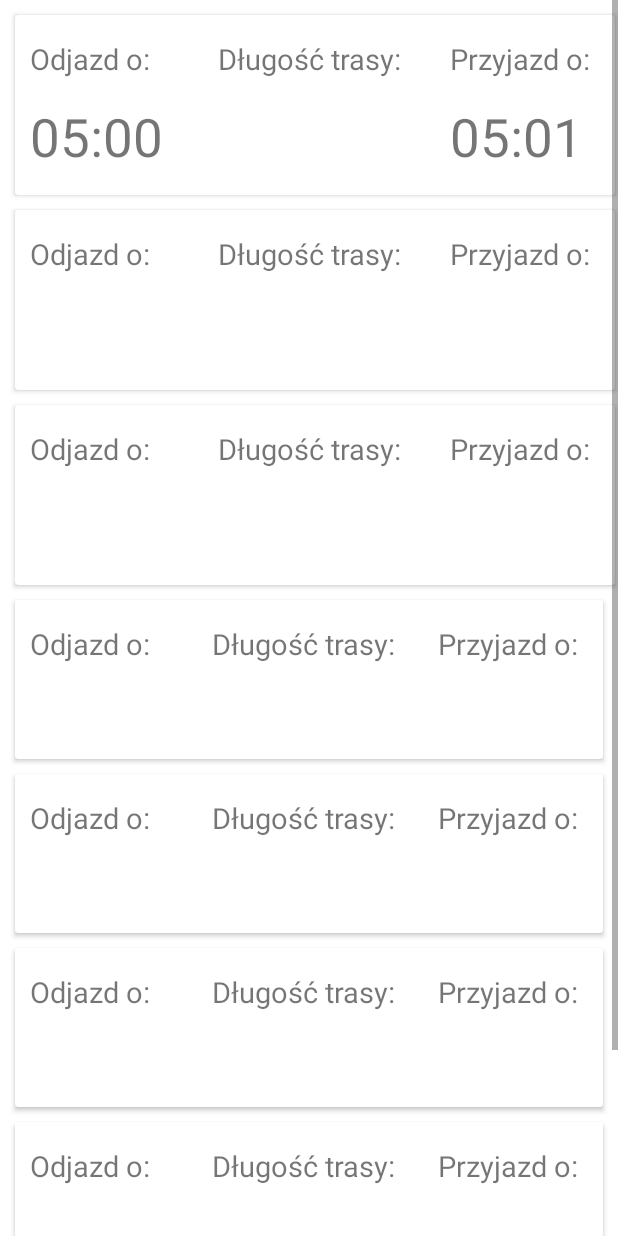
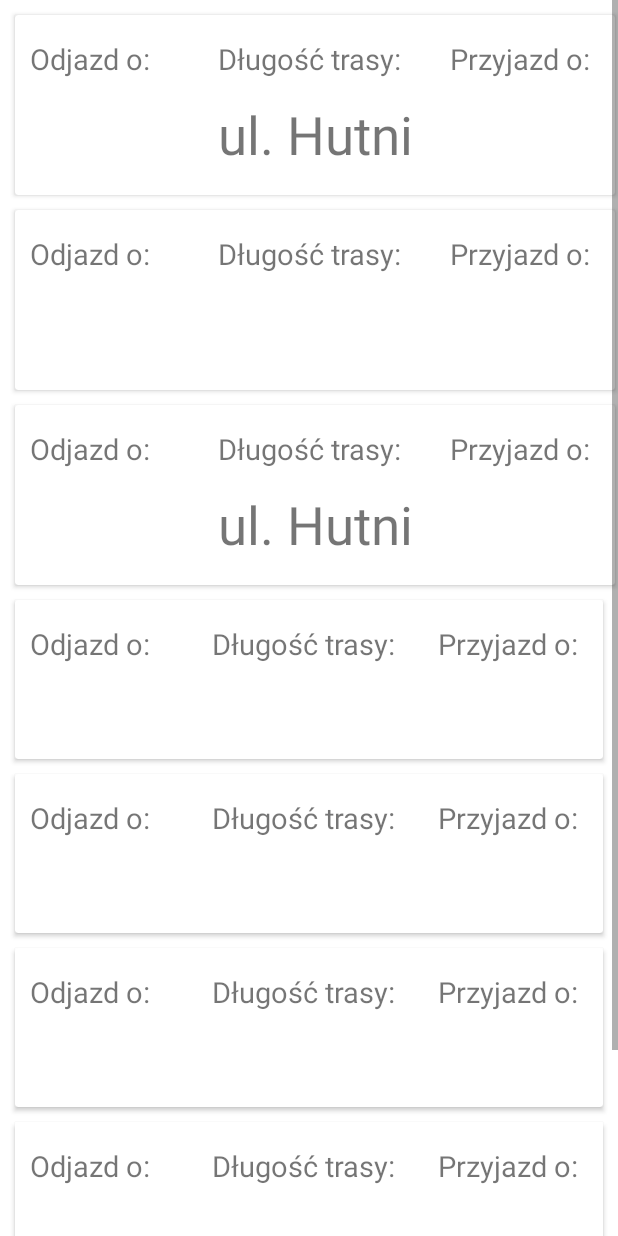
Before and after one commit to 7onyy/prject, an Android app: the screen it shows after launch (ListOfBus), after a tap on "Check", on a phone screen of 412 x 824 dp. Run offline under Robolectric (Android 15) with nearby library versions, the phone set to English and light mode, and no system bars; 2 statements that could not run were skipped.

Commit message:
07 06 2023

```diff
--- a/app/src/main/java/com/example/mpklubartow/ListOfBus.java
+++ b/app/src/main/java/com/example/mpklubartow/ListOfBus.java
@@ -48,25 +48,25 @@ public class ListOfBus extends AppCompatActivity {
         fromTime=findViewById(R.id.departueTime);
         toTime=findViewById(R.id.arrivalTime);
         time=findViewById(R.id.timeValue);
-        fromTime2=findViewById(R.id.departue2);
+        fromTime2=findViewById(R.id.departueTime2);
         toTime2=findViewById(R.id.arrivalTime2);
         time2=findViewById(R.id.timeValue2);
-        fromTime3=findViewById(R.id.departue3);
+        fromTime3=findViewById(R.id.departueTime3);
         toTime3=findViewById(R.id.arrivalTime3);
         time3=findViewById(R.id.timeValue3);
-        fromTime4=findViewById(R.id.departue4);
+        fromTime4=findViewById(R.id.departueTime4);
         toTime4=findViewById(R.id.arrivalTime4);
         time4=findViewById(R.id.timeValue4);
-        fromTime5=findViewById(R.id.departue5);
+        fromTime5=findViewById(R.id.departueTime5);
         toTime5=findViewById(R.id.arrivalTime5);
         time5=findViewById(R.id.timeValue5);
-        fromTime6=findViewById(R.id.departue6);
+        fromTime6=findViewById(R.id.departueTime6);
         toTime6=findViewById(R.id.arrivalTime6);
         time6=findViewById(R.id.timeValue6);
-        fromTime7=findViewById(R.id.departue7);
+        fromTime7=findViewById(R.id.departueTime7);
         toTime7=findViewById(R.id.arrivalTime7);
         time7=findViewById(R.id.timeValue7);
-        fromTime8=findViewById(R.id.departue8);
+        fromTime8=findViewById(R.id.departueTime8);
         toTime8=findViewById(R.id.arrivalTime8);
         time8=findViewById(R.id.timeValue8);
     }
@@ -82,12 +82,24 @@ public class ListOfBus extends AppCompatActivity {
         //String to = extras.getString("to");
         //int from_p = extras.getInt("from_p");
         //int to_p = extras.getInt("to_p");
-        String from = "ul. Hutnicza";
-        String to = "ul. Kolejowa / DW PKP";
-        int from_p = 1;
-        int to_p = 2;
+
+        String from = getIntent().getStringExtra("from");
+        String to = getIntent().getStringExtra("to");
+        int from_p = getIntent().getIntExtra("from_p", 1);
+        int to_p = getIntent().getIntExtra("to_p", 2);
+
+//        String from = "ul. Hutnicza";
+//        String to = "ul. Nowodworska";
+//        int from_p = 1;
+//        int to_p = 2;
 
         createViews();
+
+        time.setText(from);
+        time2.setText(from_p);
+        time3.setText(to);
+        time4.setText(to_p);
+
 
         //listOfBus=findViewById(R.id.recycleView);
         //listOfBus.setLayoutManager(new LinearLayoutManager(ListOfBus.this));
@@ -99,123 +111,127 @@ public class ListOfBus extends AppCompatActivity {
         SQLiteDatabase db = dbHelper.getReadableDatabase();
 
 
-        if (from_p<to_p){
-            for (int i = 1; i <= 8; i++) {
-                //SQL zapytanie
-                String query1= "select time"+i+" from stops_f where busStop='"+from+"';";
-                String query2= "select time"+i+" from stops_f where busStop='"+to+"';";
-                String query3= "select julianday('select time"+i+" from stops_f where busStop="+from+"') - " +
-                        "julianday('select time"+i+" from stops_f where busStop="+to+"')";
+//        if (from_p<to_p){
+//            for (int i = 1; i <= 8; i++) {
+//                //SQL zapytanie
+//                String query1= "select time"+i+" from stops_f where busStop='"+from+"';";
+//                String query2= "select time"+i+" from stops_f where busStop='"+to+"';";
+//                String query3= "select (select time"+i+" from stops_f where busStop='"+to+"') - " +
+//                        "(select time"+i+" from stops_f where busStop='"+from+"');";
+//
+//                // Wykonujemy zapytanie do bazy danych
+//                Cursor cursor1 = db.rawQuery(query1, null);
+//                Cursor cursor2 = db.rawQuery(query2, null);
+//                Cursor cursor3 = db.rawQuery(query3, null);
+//
+//                // Pobieramy wartość z kolumny do listy
+//                if (cursor1.moveToFirst()) {
+//                    txtFrom.add(cursor1.getString(0));
+//                }
+//
+//                if (cursor2.moveToFirst()) {
+//                    txtTo.add(cursor2.getString(0));
+//                }
+//
+//                if (cursor3.moveToFirst()) {
+//                    txtTime.add(cursor3.getString(0));
+//                }
+//
+//                // Uwolnij zasoby kursorów
+//                cursor1.close();
+//                cursor2.close();
+//                cursor3.close();
+//
+//                /*String sql = "select time"+i+" from STOPS where busStop='"+from+"';";
+//                txtFrom = String.valueOf(statement.execute(sql));
+//                fromTime.setText(txtFrom);
+//
+//                String sql2 = "select time"+i+" from STOPS where busStop='"+to+"';";
+//                txtTo = String.valueOf(statement.execute(sql2));
+//                toTime.setText(txtTo);
+//
+//                String sql3 = "select DATEDIFF( MINUTE , (select time"+i+" from STOPS where busStop='"+from+"'), (select time"+i+" from STOPS where busStop='"+to+"'))";
+//                txtTime = String.valueOf(statement.execute(sql3));
+//                time.setText(txtTime);*/
+//        }}else if(to_p<from_p){
+//            for (int i = 1; i <= 8; i++) {
+//                //SQL zapytanie
+//                String query1= "select time"+i+" from stops_s where busStop='"+from+"';";
+//                String query2= "select time"+i+" from stops_s where busStop='"+to+"';";
+//                String query3= "";
+//
+//                // Wykonujemy zapytanie do bazy danych
+//                Cursor cursor1 = db.rawQuery(query1, null);
+//                Cursor cursor2 = db.rawQuery(query2, null);
+//                Cursor cursor3 = db.rawQuery(query3, null);
+//
+//                // Pobieramy wartość z kolumny
+//                if (cursor1.moveToFirst()) {
+//                    txtFrom.add(cursor1.getString(0));
+//                }
+//
+//                if (cursor2.moveToFirst()) {
+//                    txtTo.add(cursor2.getString(0));
+//                }
+//
+//                if (cursor3.moveToFirst()) {
+//                    txtTime.add(cursor3.getString(0));
+//                }
+//
+//                // Uwolnij zasoby kursorów
+//                cursor1.close();
+//                cursor2.close();
+//                cursor3.close();
+//
+//                /*String sql = "select time"+i+" from STOPS_2 where busStop='"+from+"';";
+//                txtFrom = String.valueOf(statement.execute(sql));
+//                fromTime.setText(txtFrom);
+//
+//                String sql2 = "select time"+i+" from STOPS_2 where busStop='"+to+"';";
+//                txtTo = String.valueOf(statement.execute(sql2));
+//                toTime.setText(txtTo);
+//
+//                String sql3 = "select DATEDIFF( MINUTE , (select time"+i+" from STOPS_2 where busStop='"+from+"'), (select time"+i+" from STOPS_2 where busStop='"+to+"'))";
+//                txtTime = String.valueOf(statement.execute(sql3));
+//                time.setText(txtTime);*/
+//            }
+//        }
+//
+//        fromTime.setText(txtFrom.get(0));
+//        toTime.setText(txtTo.get(0));
+//        time.setText(txtTime.get(0));
+//        fromTime2.setText(txtFrom.get(1));
+//        toTime2.setText(txtTo.get(1));
+//        time2.setText(txtTime.get(1));
+//        fromTime3.setText(txtFrom.get(2));
+//        toTime3.setText(txtTo.get(2));
+//        time3.setText(txtTime.get(2));
+//        fromTime4.setText(txtFrom.get(3));
+//        toTime4.setText(txtTo.get(3));
+//        time4.setText(txtTime.get(3));
+//        fromTime5.setText(txtFrom.get(4));
+//        toTime5.setText(txtTo.get(4));
+//        time5.setText(txtTime.get(4));
+//        fromTime6.setText(txtFrom.get(5));
+//        toTime6.setText(txtTo.get(5));
+//        time6.setText(txtTime.get(5));
+//        fromTime7.setText(txtFrom.get(6));
+//        toTime7.setText(txtTo.get(6));
+//        time7.setText(txtTime.get(6));
+//        fromTime8.setText(txtFrom.get(7));
+//        toTime8.setText(txtTo.get(7));
+//        time8.setText(txtTime.get(7));
 
-                // Wykonujemy zapytanie do bazy danych
-                Cursor cursor1 = db.rawQuery(query1, null);
-                Cursor cursor2 = db.rawQuery(query2, null);
-                Cursor cursor3 = db.rawQuery(query3, null);
-
-                // Pobieramy wartość z kolumny do listy
-                if (cursor1.moveToFirst()) {
-                    txtFrom.add(cursor1.getString(0));
-                }
-
-                if (cursor2.moveToFirst()) {
-                    txtTo.add(cursor2.getString(0));
-                }
-
-                if (cursor3.moveToFirst()) {
-                    txtTime.add(cursor3.getString(0));
-                }
-
-                // Uwolnij zasoby kursorów
-                cursor1.close();
-                cursor2.close();
-                cursor3.close();
-
-                /*String sql = "select time"+i+" from STOPS where busStop='"+from+"';";
-                txtFrom = String.valueOf(statement.execute(sql));
-                fromTime.setText(txtFrom);
-
-                String sql2 = "select time"+i+" from STOPS where busStop='"+to+"';";
-                txtTo = String.valueOf(statement.execute(sql2));
-                toTime.setText(txtTo);
-
-                String sql3 = "select DATEDIFF( MINUTE , (select time"+i+" from STOPS where busStop='"+from+"'), (select time"+i+" from STOPS where busStop='"+to+"'))";
-                txtTime = String.valueOf(statement.execute(sql3));
-                time.setText(txtTime);*/
-        }}else if(to_p<from_p){
-            for (int i = 1; i <= 8; i++) {
-                //SQL zapytanie
-                String query1= "select time"+i+" from stops_s where busStop='"+from+"';";
-                String query2= "select time"+i+" from stops_s where busStop='"+to+"';";
-                String query3= "";
-
-                // Wykonujemy zapytanie do bazy danych
-                Cursor cursor1 = db.rawQuery(query1, null);
-                Cursor cursor2 = db.rawQuery(query2, null);
-                Cursor cursor3 = db.rawQuery(query3, null);
-
-                // Pobieramy wartość z kolumny
-                if (cursor1.moveToFirst()) {
-                    txtFrom.add(cursor1.getString(0));
-                }
-
-                if (cursor2.moveToFirst()) {
-                    txtTo.add(cursor2.getString(0));
-                }
-
-                if (cursor3.moveToFirst()) {
-                    txtTime.add(cursor3.getString(0));
-                }
-
-                // Uwolnij zasoby kursorów
-                cursor1.close();
-                cursor2.close();
-                cursor3.close();
-
-                /*String sql = "select time"+i+" from STOPS_2 where busStop='"+from+"';";
-                txtFrom = String.valueOf(statement.execute(sql));
-                fromTime.setText(txtFrom);
-
-                String sql2 = "select time"+i+" from STOPS_2 where busStop='"+to+"';";
-                txtTo = String.valueOf(statement.execute(sql2));
-                toTime.setText(txtTo);
-
-                String sql3 = "select DATEDIFF( MINUTE , (select time"+i+" from STOPS_2 where busStop='"+from+"'), (select time"+i+" from STOPS_2 where busStop='"+to+"'))";
-                txtTime = String.valueOf(statement.execute(sql3));
-                time.setText(txtTime);*/
-            }
-        }
         // Zamykamy bazę danych
         db.close();
-
-        fromTime.setText(txtFrom.get(0));
-        toTime.setText(txtTo.get(0));
-        time.setText(txtTime.get(0));
-        //fromTime2.setText(txtFrom.get(1));
-        //toTime2.setText(txtTo.get(1));
-        //time2.setText(txtTime.get(1));
-        //fromTime3.setText(txtFrom.get(2));
-        //toTime3.setText(txtTo.get(2));
-        //time3.setText(txtTime.get(2));
-        //fromTime4.setText(txtFrom.get(3));
-        //toTime4.setText(txtTo.get(3));
-        //time4.setText(txtTime.get(3));
-        //fromTime5.setText(txtFrom.get(4));
-        //toTime5.setText(txtTo.get(4));
-        //time5.setText(txtTime.get(4));
-        //fromTime6.setText(txtFrom.get(5));
-        //toTime6.setText(txtTo.get(5));
-        //time6.setText(txtTime.get(5));
-        //fromTime7.setText(txtFrom.get(6));
-        //toTime7.setText(txtTo.get(6));
-        //time7.setText(txtTime.get(6));
-        //fromTime8.setText(txtFrom.get(7));
-        //toTime8.setText(txtTo.get(7));
-        //time8.setText(txtTime.get(7));
-
 
 
         //connection.close();
         //adapter = new RecyclerAdapter(txtFrom, txtTime, txtTo, ListOfBus.this);
         //listOfBus.setAdapter(adapter);
     }
+
+    public void dateModifier(String data1, String data2){
+
+    }
 }
--- a/app/src/main/java/com/example/mpklubartow/MapsActivity.java
+++ b/app/src/main/java/com/example/mpklubartow/MapsActivity.java
@@ -118,6 +118,11 @@ public class MapsActivity extends FragmentActivity implements OnMapReadyCallback
                 .icon(BitmapDescriptorFactory.fromBitmap(bluebuss))));
     }
 
+    String from;
+    String to;
+    int from_p;
+    int to_p;
+
     @Override
     public void onCreate(Bundle savedInstanceState) {
         super.onCreate(savedInstanceState);
@@ -141,16 +146,11 @@ public class MapsActivity extends FragmentActivity implements OnMapReadyCallback
         spinnerFrom.setAdapter(adapterFrom);
         spinnerTo.setAdapter(adapterTo);
 
-        String[] from = new String[1];
-        String[] to = new String[1];
-        int[] from_p = new int[1];
-        int[] to_p = new int[1];
-
         spinnerFrom.setOnItemSelectedListener(new AdapterView.OnItemSelectedListener() {
             @Override
             public void onItemSelected(AdapterView<?> parent, View view, int position, long id) {
-                from[0] = parent.getItemAtPosition(position).toString();
-                from_p[0] = parent.getSelectedItemPosition();
+                from = parent.getItemAtPosition(position).toString();
+                from_p = parent.getSelectedItemPosition();
             }
 
             @Override
@@ -162,8 +162,8 @@ public class MapsActivity extends FragmentActivity implements OnMapReadyCallback
         spinnerTo.setOnItemSelectedListener(new AdapterView.OnItemSelectedListener() {
             @Override
             public void onItemSelected(AdapterView<?> parent, View view, int position, long id) {
-                to[0] = parent.getItemAtPosition(position).toString();
-                to_p[0] = parent.getSelectedItemPosition();
+                to = parent.getItemAtPosition(position).toString();
+                to_p = position;
             }
 
             @Override
@@ -172,21 +172,15 @@ public class MapsActivity extends FragmentActivity implements OnMapReadyCallback
             }
         });
 
-//        String from= spinnerFrom.getSelectedItem().toString();
-//        String to= spinnerTo.getSelectedItem().toString();
-//        int from_p= spinnerFrom.getSelectedItemPosition();
-//        int to_p= spinnerTo.getSelectedItemPosition();
-
-
         ImageButton checkButton=(ImageButton) findViewById(R.id.check);
         checkButton.setOnClickListener(new View.OnClickListener() {
             @Override
             public void onClick(View v) {
                 Intent i = new Intent(getApplicationContext(), ListOfBus.class);
-                //i.putExtra("from", from[0]);
-                //i.putExtra("to", to[0]);
-                //i.putExtra("from_p", from_p[0]);
-                //i.putExtra("to_p", to_p[0]);
+                i.putExtra("from", from);
+                i.putExtra("to", to);
+                i.putExtra("from_p", from_p);
+                i.putExtra("to_p", to_p);
                 startActivity(i);
             }
         });
@@ -198,22 +192,8 @@ public class MapsActivity extends FragmentActivity implements OnMapReadyCallback
 
         create();
 
-        spinnerFrom.setOnItemSelectedListener(new AdapterView.OnItemSelectedListener() {
-            @Override
-            public void onItemSelected(AdapterView<?> parent, View view, int position, long id) {
-                //mMap.moveCamera(CameraUpdateFactory.newLatLngZoom(, 17));
-            }
-
-            @Override
-            public void onNothingSelected(AdapterView<?> parent) {
-
-            }
-        });
-
         mMap.setMinZoomPreference(14);
         LatLng lubartow = new LatLng(51.460277162720395, 22.608118359493712);
         mMap.moveCamera(CameraUpdateFactory.newLatLng(lubartow));
-
-
     }
 }
--- a/app/src/main/java/com/example/mpklubartow/db/DatabaseHelper.java
+++ b/app/src/main/java/com/example/mpklubartow/db/DatabaseHelper.java
@@ -6,7 +6,7 @@ import android.database.sqlite.SQLiteOpenHelper;
 
 public class DatabaseHelper extends SQLiteOpenHelper {
 
-    private static final String DATABASE_NAME = "stops";
+    private static final String DATABASE_NAME = "stops_";
     private static final int DATABASE_VERSION = 1;
 
     public DatabaseHelper(Context context) {
@@ -42,20 +42,20 @@ public class DatabaseHelper extends SQLiteOpenHelper {
                 + "('ul. Lubelska / przy skrzyżowaniu z ul. Mickiewicza', '05:11', '07:06', '09:01', '10:31', '14:11', '16:16', '18:11', '19:36'), "
                 + "('ul. Partyzancka / PEC', '05:13', '07:08', '09:03', '10:33', '14:13', '16:18', '18:13', '19:38'), "
                 + "('ul. Farna / Targ', '05:14', '07:09', '09:04', '10:34', '14:14', '16:19', '18:14', '19:39'), "
-                + "('ul. Szaniawskiego', '05:16', '07:11', '09:06', '10:36', '14:16', '16:21', '18:16', null), "
-                + "('Aleje Tysiąclecia', '05:18', '07:13', '09:08', '10:38', '14:18', '16:23', '18:18', null), "
-                + "('ul. Nowodworska', '05:19', '07:14', '09:09', '10:39', '14:19', '16:24', '18:19', null), "
-                + "('ul. Lipowa III', '05:22', '07:17', '09:12', '10:42', '14:22', '16:27', '18:22', null), "
-                + "('ul. Lipowa II', '05:23', '07:18', '09:13', '10:43', '14:23', '16:28', '18:23', null), "
-                + "('ul. Lipowa I', '05:24', '07:19', '09:14', '10:44', '14:24', '16:29', '18:24', null), "
-                + "('ul. Chopina / I LO', '05:25', '07:20', '09:15', '10:45', '14:25', '16:30', '18:25', '19:43'), "
-                + "('ul. K. Jadwigi / Al. Zwycięstwa', '05:28', '07:23', '09:18', '10:48', '14:28', '16:33', '18:28', '19:46'), "
-                + "('ul. Mieszka I / ul. Leśna', '05:30', '07:25', '09:20', '10:50', '14:30', '16:35', '18:30', '19:47'), "
-                + "('Kopernika II', '05:32', '07:27', '09:22', '10:52', '14:32', '16:37', '18:32', '19:49'), "
-                + "('ul. Polesie / ul. Kawalerzystów', '05:33', '07:28', '09:23', '10:53', '14:33', '16:38', '18:33', '19:50'), "
-                + "('ul. Polesie / ul. Lotników', '05:34', '07:29', '09:24', '10:54', '14:34', '16:39', '18:34', '19:51'), "
-                + "('ul. Kosmonautów / SP 4', '05:35', '07:30', '09:25', '10:55', '14:35', '16:40', '18:35', '19:52'), "
-                + "('Lisów V / Kościół', '05:36', '07:31', '09:26', '10:56', '14:36', '16:41', '18:36', '19:53')";
+                + "('ul. Szaniawskiego', '05:16', '07:11', '09:06', '10:36', '14:16', '16:21', '18:16', '19:40'), "
+                + "('Aleje Tysiąclecia', '05:18', '07:13', '09:08', '10:38', '14:18', '16:23', '18:18', '19:42'), "
+                + "('ul. Nowodworska', '05:19', '07:14', '09:09', '10:39', '14:19', '16:24', '18:19', '19:43'), "
+                + "('ul. Lipowa III', '05:22', '07:17', '09:12', '10:42', '14:22', '16:27', '18:22', '19:45'), "
+                + "('ul. Lipowa II', '05:23', '07:18', '09:13', '10:43', '14:23', '16:28', '18:23', '19:46'), "
+                + "('ul. Lipowa I', '05:24', '07:19', '09:14', '10:44', '14:24', '16:29', '18:24', '19:47'), "
+                + "('ul. Chopina / I LO', '05:25', '07:20', '09:15', '10:45', '14:25', '16:30', '18:25', '19:48'), "
+                + "('ul. K. Jadwigi / Al. Zwycięstwa', '05:28', '07:23', '09:18', '10:48', '14:28', '16:33', '18:28', '19:50'), "
+                + "('ul. Mieszka I / ul. Leśna', '05:30', '07:25', '09:20', '10:50', '14:30', '16:35', '18:30', '19:52'), "
+                + "('Kopernika II', '05:32', '07:27', '09:22', '10:52', '14:32', '16:37', '18:32', '19:54'), "
+                + "('ul. Polesie / ul. Kawalerzystów', '05:33', '07:28', '09:23', '10:53', '14:33', '16:38', '18:33', '19:56'), "
+                + "('ul. Polesie / ul. Lotników', '05:34', '07:29', '09:24', '10:54', '14:34', '16:39', '18:34', '19:57'), "
+                + "('ul. Kosmonautów / SP 4', '05:35', '07:30', '09:25', '10:55', '14:35', '16:40', '18:35', '19:58'), "
+                + "('Lisów V / Kościół', '05:36', '07:31', '09:26', '10:56', '14:36', '16:41', '18:36', '19:59')";
         db.execSQL(insertDataQueryFirst);
 
         String createTableQuerySecond = "CREATE TABLE IF NOT EXISTS stops_s ("
@@ -82,23 +82,23 @@ public class DatabaseHelper extends SQLiteOpenHelper {
                 + "('ul. K. Jadwigi / Al.Zwycięstwa', '05:47', '07:42', '09:37', '11:12', '13:22', '14:47', '16:52', '15:52'), "
                 + "('ul. Lipowa I', '05:49', '07:44', '09:39', '11:14', '13:24', '14:49', '16:54', '18:54'), "
                 + "('ul. Chopina / I LO', '05:52', '07:47', '09:42', '11:17', '13:27', '14:52', '16:57', '18:57'), "
-                + "('ul. Lipowa II', '05:54', '07:49', '09:44', '11:19', '13:29', '14:54', '16:59', null), "
-                + "('ul. Lipowa III', '05:56', '07:51', '09:46', '11:21', '13:31', '14:56', '17:01', null), "
-                + "('ul. Nowodworska', '05:58', '07:53', '09:48', '11:23', '13:33', '14:58', '17:03', null), "
-                + "('Aleje Tysiąclecia', '05:59', '07:54', '09:49', '11:24', '13:34', '14:59', '17:04', null), "
-                + "('ul. Szaniawskiego', '06:02', '07:57', '09:52', '11:27', '13:37', '15:02', '17:07', '19:00'), "
-                + "('ul. Farna / Targ', '06:03', '07:58', '09:53', '11:28', '13:38', '15:03', '17:08', '19:01'), "
-                + "('ul. Partyzancka / PEC', '06:04', '07:59', '09:54', '11:29', '13:39', '15:04', '17:09', '19:02'), "
-                + "('ul. Lubelska / przy skrzyżowaniu z ul. Mickiewicza', '06:06', '08:01', '09:56', '11:31', '13:41', '15:06', '17:11', '19:04'), "
-                + "('ul. Cicha / Spółdzielnia Mieszkaniowa', '06:07', '08:02', '09:57', '11:32', '13:42', '15:07', '17:12', '19:05'), "
-                + "('ul. Łąkowa / Szpital', '06:08', '08:03', '09:58', '11:33', '13:43', '15:08', '17:13', '19:06'), "
-                + "('ul. Łąkowa / ul. Piaskowa', '06:09', '08:04', '09:59', '11:34', '13:44', '15:09', '17:14', '19:07'), "
-                + "('ul. Piaskowa / ul. 1 Maja', '06:10', '08:05', '10:00', '11:35', '13:45', '15:10', '17:15', '19:08'), "
-                + "('ul. 1 Maja / Topaz', '06:12', '08:07', '10:02', '11:37', '13:47', '15:12', '17:17', '19:10'), "
-                + "('ul. Cicha / Policja', '06:13', '08:08', '10:03', '11:38', '13:48', '15:13', '17:18', '19:11'), "
-                + "('ul. Powstańców Warszawy', '06:17', '08:12', '10:07', '11:42', '13:52', '15:17', '17:22', '19:15'), "
-                + "('ul. Kolejowa / DW PKP', '06:18', '08:13', '10:08', '11:43', '13:53', '15:18', '17:23', '19:16'), "
-                + "('ul. Hutnicza', '06:20', '08:15', '10:10', '11:45', '13:55', '15:20', '17:25', '19:18')";
+                + "('ul. Lipowa II', '05:54', '07:49', '09:44', '11:19', '13:29', '14:54', '16:59', '18:58'), "
+                + "('ul. Lipowa III', '05:56', '07:51', '09:46', '11:21', '13:31', '14:56', '17:01', '18:59'), "
+                + "('ul. Nowodworska', '05:58', '07:53', '09:48', '11:23', '13:33', '14:58', '17:03', '19:01'), "
+                + "('Aleje Tysiąclecia', '05:59', '07:54', '09:49', '11:24', '13:34', '14:59', '17:04', '19:03'), "
+                + "('ul. Szaniawskiego', '06:02', '07:57', '09:52', '11:27', '13:37', '15:02', '17:07', '19:05'), "
+                + "('ul. Farna / Targ', '06:03', '07:58', '09:53', '11:28', '13:38', '15:03', '17:08', '19:06'), "
+                + "('ul. Partyzancka / PEC', '06:04', '07:59', '09:54', '11:29', '13:39', '15:04', '17:09', '19:08'), "
+                + "('ul. Lubelska / przy skrzyżowaniu z ul. Mickiewicza', '06:06', '08:01', '09:56', '11:31', '13:41', '15:06', '17:11', '19:10'), "
+                + "('ul. Cicha / Spółdzielnia Mieszkaniowa', '06:07', '08:02', '09:57', '11:32', '13:42', '15:07', '17:12', '19:11'), "
+                + "('ul. Łąkowa / Szpital', '06:08', '08:03', '09:58', '11:33', '13:43', '15:08', '17:13', '19:12'), "
+                + "('ul. Łąkowa / ul. Piaskowa', '06:09', '08:04', '09:59', '11:34', '13:44', '15:09', '17:14', '19:13'), "
+                + "('ul. Piaskowa / ul. 1 Maja', '06:10', '08:05', '10:00', '11:35', '13:45', '15:10', '17:15', '19:15'), "
+                + "('ul. 1 Maja / Topaz', '06:12', '08:07', '10:02', '11:37', '13:47', '15:12', '17:17', '19:16'), "
+                + "('ul. Cicha / Policja', '06:13', '08:08', '10:03', '11:38', '13:48', '15:13', '17:18', '19:17'), "
+                + "('ul. Powstańców Warszawy', '06:17', '08:12', '10:07', '11:42', '13:52', '15:17', '17:22', '19:19'), "
+                + "('ul. Kolejowa / DW PKP', '06:18', '08:13', '10:08', '11:43', '13:53', '15:18', '17:23', '19:21'), "
+                + "('ul. Hutnicza', '06:20', '08:15', '10:10', '11:45', '13:55', '15:20', '17:25', '19:23')";
         db.execSQL(insertDataQuerySecond);
     }
 
```
